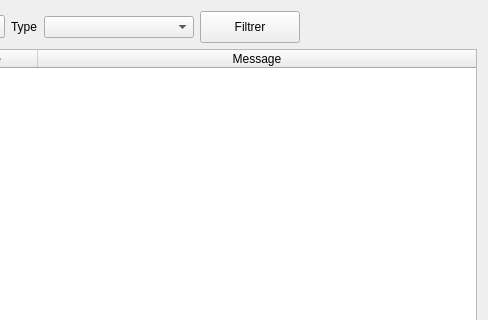
introlab/openteraplus, file client/src/widgets/LogViewWidget.ui: the form before one commit; both pictures show x 274 to 762 and y 0 to 320 of the 762 by 525 pixel window.
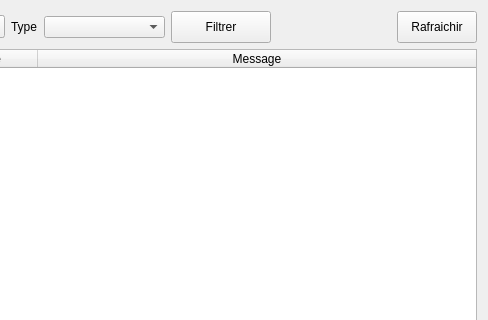
The form after the commit. Icons and pictures are not drawn.

Commit message: Refs #80. Added refresh button for logs viewer

```diff
--- a/client/src/widgets/LogViewWidget.ui
+++ b/client/src/widgets/LogViewWidget.ui
@@ -180,6 +180,32 @@
        </property>
       </spacer>
      </item>
+     <item>
+      <widget class="QPushButton" name="btnRefresh">
+       <property name="minimumSize">
+        <size>
+         <width>0</width>
+         <height>32</height>
+        </size>
+       </property>
+       <property name="cursor">
+        <cursorShape>PointingHandCursor</cursorShape>
+       </property>
+       <property name="text">
+        <string>Rafraichir</string>
+       </property>
+       <property name="icon">
+        <iconset resource="../../resources/TeraClient.qrc">
+         <normaloff>:/icons/refresh.png</normaloff>:/icons/refresh.png</iconset>
+       </property>
+       <property name="iconSize">
+        <size>
+         <width>24</width>
+         <height>24</height>
+        </size>
+       </property>
+      </widget>
+     </item>
     </layout>
    </item>
    <item>
```
The commit also changes 2 other files.
